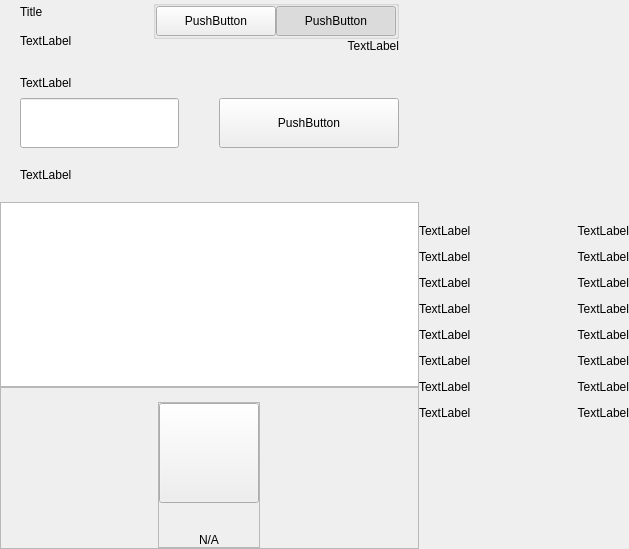
Before: the Qt Designer form src/qt/encocoin/forms/privacywidget.ui in kopernikus-git/xnk-1, drawn with Qt 5.
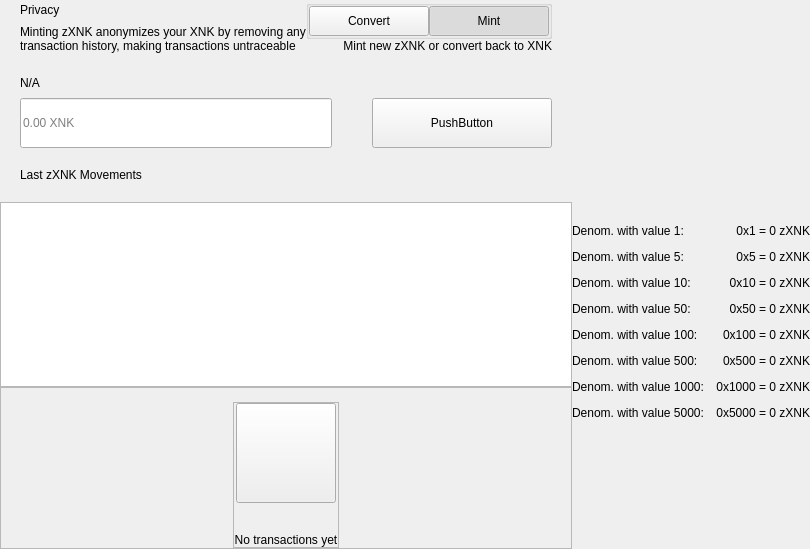
After: the same form once the commit is applied. Custom widgets are drawn as their Qt base class.

What changed in the file:
```diff
--- a/src/qt/encocoin/forms/privacywidget.ui
+++ b/src/qt/encocoin/forms/privacywidget.ui
@@ -73,7 +73,7 @@
               <item>
                <widget class="QLabel" name="labelTitle">
                 <property name="text">
-                 <string>Title</string>
+                 <string>Privacy</string>
                 </property>
                </widget>
               </item>
@@ -86,7 +86,8 @@
                  </size>
                 </property>
                 <property name="text">
-                 <string>TextLabel</string>
+                 <string>Minting zXNK anonymizes your XNK by removing any
+transaction history, making transactions untraceable</string>
                 </property>
                </widget>
               </item>
@@ -162,7 +163,7 @@
                      <enum>Qt::NoFocus</enum>
                     </property>
                     <property name="text">
-                     <string>PushButton</string>
+                     <string>Convert</string>
                     </property>
                     <property name="checkable">
                      <bool>true</bool>
@@ -190,7 +191,7 @@
                      <enum>Qt::NoFocus</enum>
                     </property>
                     <property name="text">
-                     <string>PushButton</string>
+                     <string>Mint</string>
                     </property>
                     <property name="checkable">
                      <bool>true</bool>
@@ -209,7 +210,7 @@
                <item alignment="Qt::AlignTop">
                 <widget class="QLabel" name="labelSubtitle2">
                  <property name="text">
-                  <string>TextLabel</string>
+                  <string>Mint new zXNK or convert back to XNK</string>
                  </property>
                  <property name="alignment">
                   <set>Qt::AlignRight|Qt::AlignTrailing|Qt::AlignVCenter</set>
@@ -262,7 +263,7 @@
                  </size>
                 </property>
                 <property name="text">
-                 <string>TextLabel</string>
+                 <string notr="true">N/A</string>
                 </property>
                </widget>
               </item>
@@ -282,6 +283,9 @@
                   <property name="maxLength">
                    <number>8</number>
                   </property>
+                  <property name="placeholderText">
+                   <string notr="true">0.00 XNK</string>
+                  </property>
                  </widget>
                 </item>
                 <item>
@@ -348,7 +352,7 @@
           <item>
            <widget class="QLabel" name="labelListHistory">
             <property name="text">
-             <string>TextLabel</string>
+             <string>Last zXNK Movements</string>
             </property>
            </widget>
           </item>
@@ -492,7 +496,7 @@
                    <string notr="true"/>
                   </property>
                   <property name="text">
-                   <string>N/A</string>
+                   <string>No transactions yet</string>
                   </property>
                   <property name="alignment">
                    <set>Qt::AlignCenter</set>
@@ -595,14 +599,14 @@
              <item>
               <widget class="QLabel" name="labelTitleDenom1">
                <property name="text">
-                <string>TextLabel</string>
+                <string>Denom. with value 1:</string>
                </property>
               </widget>
              </item>
              <item>
               <widget class="QLabel" name="labelValueDenom1">
                <property name="text">
-                <string>TextLabel</string>
+                <string notr="true">0x1 = 0 zXNK</string>
                </property>
                <property name="alignment">
                 <set>Qt::AlignRight|Qt::AlignTrailing|Qt::AlignVCenter</set>
@@ -616,14 +620,14 @@
              <item>
               <widget class="QLabel" name="labelTitleDenom5">
                <property name="text">
-                <string>TextLabel</string>
+                <string>Denom. with value 5:</string>
                </property>
               </widget>
              </item>
              <item>
               <widget class="QLabel" name="labelValueDenom5">
                <property name="text">
-                <string>TextLabel</string>
+                <string notr="true">0x5 = 0 zXNK</string>
                </property>
                <property name="alignment">
                 <set>Qt::AlignRight|Qt::AlignTrailing|Qt::AlignVCenter</set>
@@ -637,14 +641,14 @@
              <item>
               <widget class="QLabel" name="labelTitleDenom10">
                <property name="text">
-                <string>TextLabel</string>
+                <string>Denom. with value 10:</string>
                </property>
               </widget>
              </item>
              <item>
               <widget class="QLabel" name="labelValueDenom10">
                <property name="text">
-                <string>TextLabel</string>
+                <string notr="true">0x10 = 0 zXNK</string>
                </property>
                <property name="alignment">
                 <set>Qt::AlignRight|Qt::AlignTrailing|Qt::AlignVCenter</set>
@@ -658,14 +662,14 @@
              <item>
               <widget class="QLabel" name="labelTitleDenom50">
                <property name="text">
-                <string>TextLabel</string>
+                <string>Denom. with value 50:</string>
                </property>
               </widget>
              </item>
              <item>
               <widget class="QLabel" name="labelValueDenom50">
                <property name="text">
-                <string>TextLabel</string>
+               <string notr="true">0x50 = 0 zXNK</string>
                </property>
                <property name="alignment">
                 <set>Qt::AlignRight|Qt::AlignTrailing|Qt::AlignVCenter</set>
@@ -679,14 +683,14 @@
              <item>
               <widget class="QLabel" name="labelTitleDenom100">
                <property name="text">
-                <string>TextLabel</string>
+                <string>Denom. with value 100:</string>
                </property>
               </widget>
              </item>
              <item>
               <widget class="QLabel" name="labelValueDenom100">
                <property name="text">
-                <string>TextLabel</string>
+                <string notr="true">0x100 = 0 zXNK</string>
                </property>
                <property name="alignment">
                 <set>Qt::AlignRight|Qt::AlignTrailing|Qt::AlignVCenter</set>
@@ -700,14 +704,14 @@
              <item>
               <widget class="QLabel" name="labelTitleDenom500">
                <property name="text">
-                <string>TextLabel</string>
+                <string>Denom. with value 500:</string>
                </property>
               </widget>
              </item>
              <item>
               <widget class="QLabel" name="labelValueDenom500">
                <property name="text">
-                <string>TextLabel</string>
+                <string notr="true">0x500 = 0 zXNK</string>
                </property>
                <property name="alignment">
                 <set>Qt::AlignRight|Qt::AlignTrailing|Qt::AlignVCenter</set>
@@ -721,14 +725,14 @@
              <item>
               <widget class="QLabel" name="labelTitleDenom1000">
                <property name="text">
-                <string>TextLabel</string>
+                <string>Denom. with value 1000:</string>
                </property>
               </widget>
              </item>
              <item>
               <widget class="QLabel" name="labelValueDenom1000">
                <property name="text">
-                <string>TextLabel</string>
+                <string notr="true">0x1000 = 0 zXNK</string>
                </property>
                <property name="alignment">
                 <set>Qt::AlignRight|Qt::AlignTrailing|Qt::AlignVCenter</set>
@@ -742,14 +746,14 @@
              <item>
               <widget class="QLabel" name="labelTitleDenom5000">
                <property name="text">
-                <string>TextLabel</string>
+                <string>Denom. with value 5000:</string>
                </property>
               </widget>
              </item>
              <item>
               <widget class="QLabel" name="labelValueDenom5000">
                <property name="text">
-                <string>TextLabel</string>
+                <string notr="true">0x5000 = 0 zXNK</string>
                </property>
                <property name="alignment">
                 <set>Qt::AlignRight|Qt::AlignTrailing|Qt::AlignVCenter</set>
```
